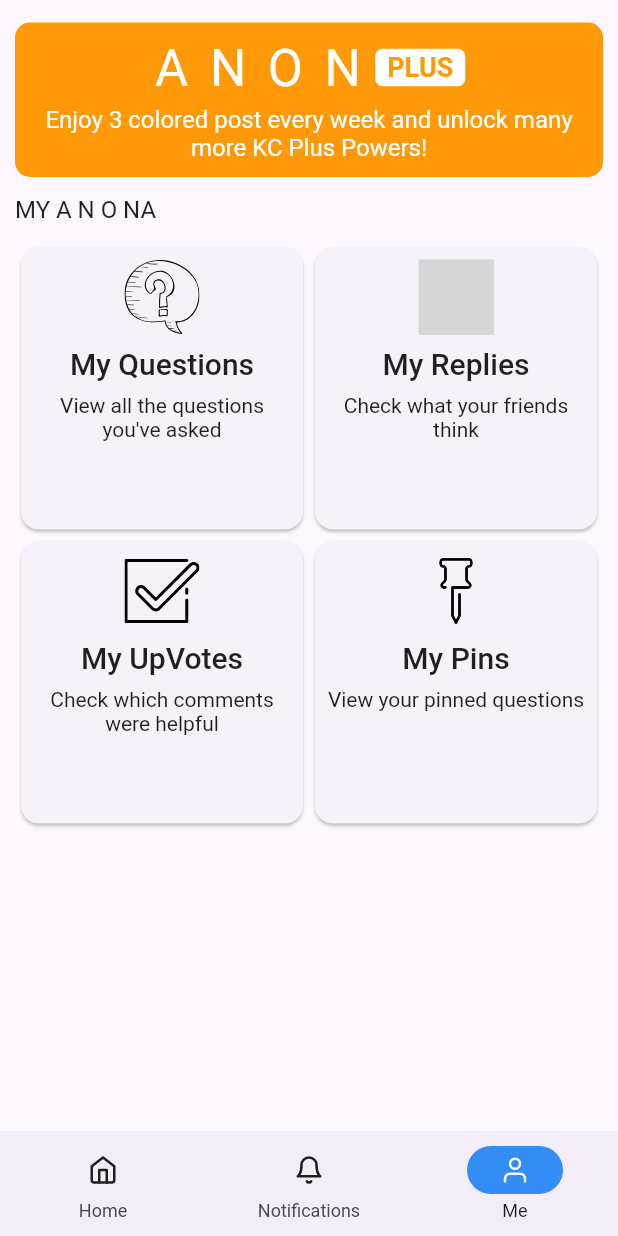
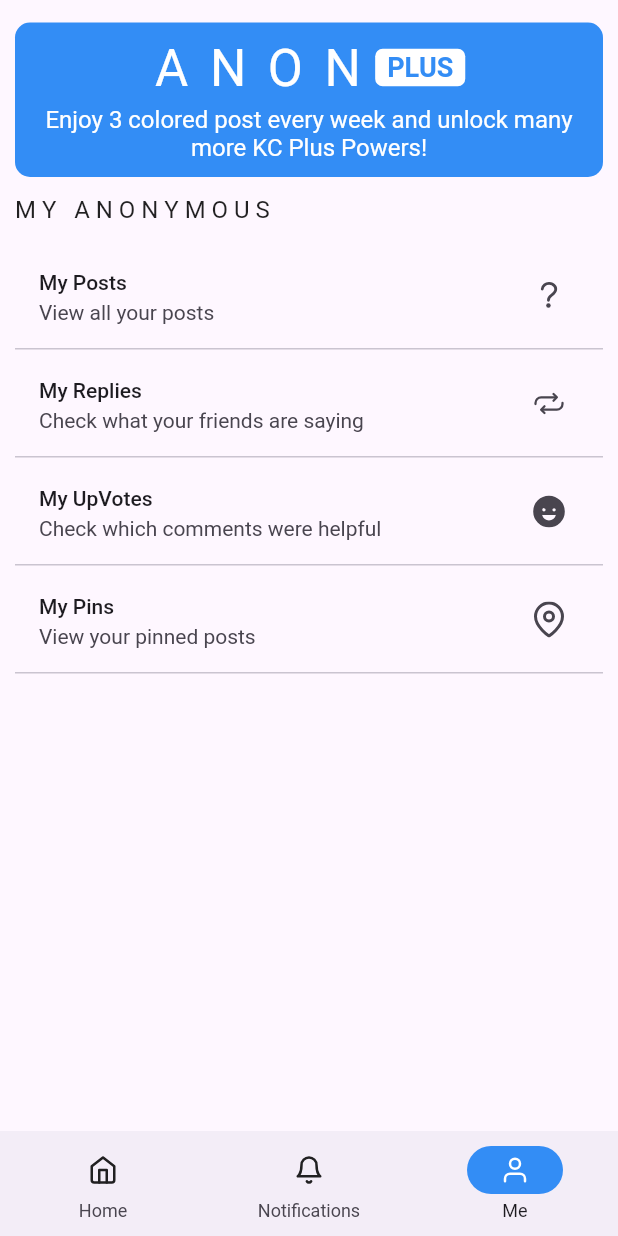
Before and after one commit to jeronasiedu/anon, a Flutter app: the screen it shows after launch, item 3 of the bottom bar chosen, on a phone screen of 412 x 824 dp. Run offline on Flutter 3.47's test engine with Material 2 defaults, Android fonts, the phone set to English and light mode, and no system bars; our stand-ins replace flutter_chat_bubble, flutter_feather_icons, google_fonts, ionicons, lottie; Roboto replaces fonts that are missing (Delius); grey boxes are pictures that could not be loaded.

Commit message:
fix profile page

```diff
--- a/lib/pages/profile.dart
+++ b/lib/pages/profile.dart
@@ -1,31 +1,31 @@
 // ignore_for_file: public_member_api_docs, sort_constructors_first
 import 'package:flutter/material.dart';
 import 'package:flutter_feather_icons/flutter_feather_icons.dart';
-import 'package:flutter_svg/flutter_svg.dart';
+import 'package:ionicons/ionicons.dart';
 import 'package:kcapp/widgets/promo_card.dart';
 
 class ProfilePage extends StatelessWidget {
   ProfilePage({Key? key}) : super(key: key);
   List listItems = [
     {
-      "title": "My Questions",
-      "subTitle": "View all the questions you've asked",
-      "image": "assets/question.svg"
+      "title": "My Posts",
+      "subTitle": "View all your posts",
+      "icon": Ionicons.help,
     },
     {
       "title": "My Replies",
-      "subTitle": "Check what your friends think",
-      "image": "assets/chat.svg"
+      "subTitle": "Check what your friends are saying",
+      "icon": Ionicons.repeat,
     },
     {
       "title": "My UpVotes",
       "subTitle": "Check which comments were helpful",
-      "image": "assets/check.svg"
+      "icon": Ionicons.happy,
     },
     {
       "title": "My Pins",
-      "subTitle": "View your pinned questions",
-      "image": "assets/pin.svg"
+      "subTitle": "View your pinned posts",
+      "icon": FeatherIcons.mapPin,
     },
   ];
   @override
@@ -33,6 +33,7 @@ class ProfilePage extends StatelessWidget {
     return Scaffold(
       body: SafeArea(
         child: ListView(
+          physics: const BouncingScrollPhysics(),
           padding: const EdgeInsets.symmetric(vertical: 15, horizontal: 10),
           children: [
             const PromoCard(),
@@ -41,44 +42,35 @@ class ProfilePage extends StatelessWidget {
                 vertical: 12,
               ),
               child: Text(
-                "MY A N O NA",
+                "M Y   A N O N Y M O U S",
                 style: Theme.of(context).textTheme.subtitle1,
               ),
             ),
-            GridView.builder(
-              shrinkWrap: true,
-              primary: false,
-              physics: const NeverScrollableScrollPhysics(),
-              itemCount: listItems.length,
-              gridDelegate: const SliverGridDelegateWithFixedCrossAxisCount(
-                crossAxisCount: 2,
+            Column(
+              children: List.generate(
+                listItems.length,
+                (index) {
+                  return Column(
+                    children: [
+                      ListTile(
+                        title: Text(
+                          listItems[index]["title"],
                         ),
-              itemBuilder: (context, index) {
-                return Card(
-                  child: Padding(
-                    padding: const EdgeInsets.all(8.0),
-                    child: Column(
-                      children: [
-                        SvgPicture.asset(
-                          listItems[index]['image'],
-                          width: 50,
+                        subtitle: Text(
+                          listItems[index]["subTitle"],
                         ),
-                        Padding(
-                          padding: const EdgeInsets.symmetric(vertical: 8),
-                          child: Text(
-                            listItems[index]['title'],
-                            style: Theme.of(context).textTheme.headline6,
+                        trailing: Icon(
+                          listItems[index]["icon"],
                         ),
+                        onTap: () {},
                       ),
-                        Text(
-                          listItems[index]['subTitle'],
-                          textAlign: TextAlign.center,
+                      const Divider(
+                        height: 0,
                       )
                     ],
-                    ),
-                  ),
                   );
                 },
+              ),
             )
           ],
         ),
@@ -86,25 +78,3 @@ class ProfilePage extends StatelessWidget {
     );
   }
 }
-
-class ListItem extends StatelessWidget {
-  const ListItem({
-    Key? key,
-    required this.title,
-  }) : super(key: key);
-  final String title;
-
-  @override
-  Widget build(BuildContext context) {
-    return ListTile(
-      title: Text(title),
-      textColor: Colors.grey[700],
-      iconColor: Colors.grey,
-      trailing: const Icon(
-        FeatherIcons.chevronRight,
-      ),
-      onTap: () {},
-      style: ListTileStyle.drawer,
-    );
-  }
-}
--- a/lib/widgets/promo_card.dart
+++ b/lib/widgets/promo_card.dart
@@ -8,7 +8,7 @@ class PromoCard extends StatelessWidget {
 
   @override
   Widget build(BuildContext context) {
-    var accent = appColors.orange;
+    var accent = appColors.blue;
     return Container(
       width: double.maxFinite,
       clipBehavior: Clip.antiAlias,
```
Also changed, not shown: lib/pages/post_details.dart (+27 -3 lines). Lines whose indentation alone changed are shown as unchanged.
